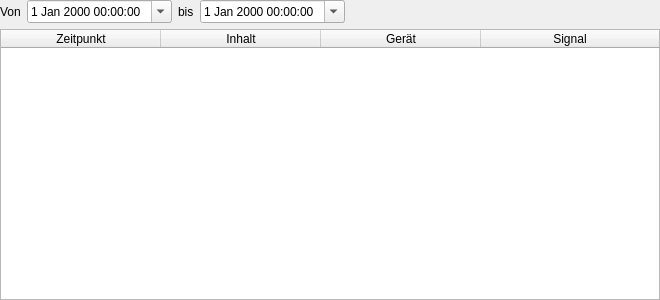
Before: the Qt Designer form data/ui/eventWidget.ui in Haschtl/RealTimeOpenControl, drawn with Qt 5.
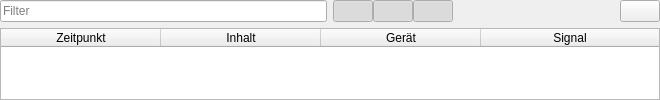
After: the same form once the commit is applied. Icons and pictures are not drawn.

```diff
--- a/data/ui/eventWidget.ui
+++ b/data/ui/eventWidget.ui
@@ -7,9 +7,21 @@
     <x>0</x>
     <y>0</y>
     <width>660</width>
-    <height>300</height>
+    <height>100</height>
    </rect>
   </property>
+  <property name="sizePolicy">
+   <sizepolicy hsizetype="Preferred" vsizetype="Ignored">
+    <horstretch>0</horstretch>
+    <verstretch>0</verstretch>
+   </sizepolicy>
+  </property>
+  <property name="minimumSize">
+   <size>
+    <width>0</width>
+    <height>100</height>
+   </size>
+  </property>
   <property name="windowTitle">
    <string>Form</string>
   </property>
@@ -29,29 +41,85 @@
    <item>
     <layout class="QHBoxLayout" name="horizontalLayout_2">
      <item>
-      <widget class="QLabel" name="label">
-       <property name="text">
-        <string>Von</string>
+      <widget class="QLineEdit" name="filterEdit">
+       <property name="sizePolicy">
+        <sizepolicy hsizetype="Expanding" vsizetype="Minimum">
+         <horstretch>0</horstretch>
+         <verstretch>0</verstretch>
+        </sizepolicy>
        </property>
+       <property name="placeholderText">
+        <string>Filter</string>
+       </property>
       </widget>
      </item>
      <item>
-      <widget class="QDateTimeEdit" name="eventStartTimeEdit">
-       <property name="calendarPopup">
+      <layout class="QHBoxLayout" name="horizontalLayout">
+       <property name="spacing">
+        <number>0</number>
+       </property>
+       <property name="rightMargin">
+        <number>0</number>
+       </property>
+       <item>
+        <widget class="QPushButton" name="highButton">
+         <property name="text">
+          <string/>
+         </property>
+         <property name="icon">
+          <iconset>
+           <normaloff>icons/hohe_prioritaet_grey.png</normaloff>
+           <normalon>icons/hohe_prioritaet.png</normalon>icons/hohe_prioritaet_grey.png</iconset>
+         </property>
+         <property name="checkable">
         <bool>true</bool>
        </property>
+         <property name="checked">
+          <bool>true</bool>
+         </property>
+         <property name="flat">
+          <bool>true</bool>
+         </property>
       </widget>
      </item>
      <item>
-      <widget class="QLabel" name="label_3">
+        <widget class="QPushButton" name="middleButton">
        <property name="text">
-        <string>bis</string>
-       </property>
+          <string/>
+         </property>
+         <property name="icon">
+          <iconset>
+           <normaloff>icons/mittlere_prioritaet_grey.png</normaloff>
+           <normalon>icons/mittlere_prioritaet.png</normalon>icons/mittlere_prioritaet_grey.png</iconset>
+         </property>
+         <property name="checkable">
+          <bool>true</bool>
+         </property>
+         <property name="checked">
+          <bool>true</bool>
+         </property>
+         <property name="flat">
+          <bool>true</bool>
+         </property>
       </widget>
      </item>
      <item>
-      <widget class="QDateTimeEdit" name="eventEndTimeEdit">
-       <property name="calendarPopup">
+        <widget class="QPushButton" name="lowButton">
+         <property name="text">
+          <string/>
+         </property>
+         <property name="icon">
+          <iconset>
+           <normaloff>icons/niedrige_prioritaet_grey.png</normaloff>
+           <normalon>icons/niedrige_prioritaet.png</normalon>icons/niedrige_prioritaet_grey.png</iconset>
+         </property>
+         <property name="checkable">
+          <bool>true</bool>
+         </property>
+         <property name="checked">
+          <bool>true</bool>
+         </property>
+         <property name="flat">
         <bool>true</bool>
        </property>
       </widget>
@@ -69,6 +137,31 @@
        </property>
       </spacer>
      </item>
+       <item>
+        <widget class="QPushButton" name="clearButton">
+         <property name="toolTip">
+          <string>Lösche alle Signale</string>
+         </property>
+         <property name="statusTip">
+          <string>Lösche alle Signale</string>
+         </property>
+         <property name="text">
+          <string/>
+         </property>
+         <property name="icon">
+          <iconset>
+           <normaloff>icons/clear.png</normaloff>icons/clear.png</iconset>
+         </property>
+         <property name="iconSize">
+          <size>
+           <width>20</width>
+           <height>20</height>
+          </size>
+         </property>
+        </widget>
+       </item>
+      </layout>
+     </item>
     </layout>
    </item>
    <item>
@@ -92,7 +185,7 @@
       <enum>Qt::ElideMiddle</enum>
      </property>
      <property name="sortingEnabled">
-      <bool>false</bool>
+      <bool>true</bool>
      </property>
      <attribute name="horizontalHeaderCascadingSectionResizes">
       <bool>true</bool>
```
Lines whose indentation alone changed are shown as unchanged.
